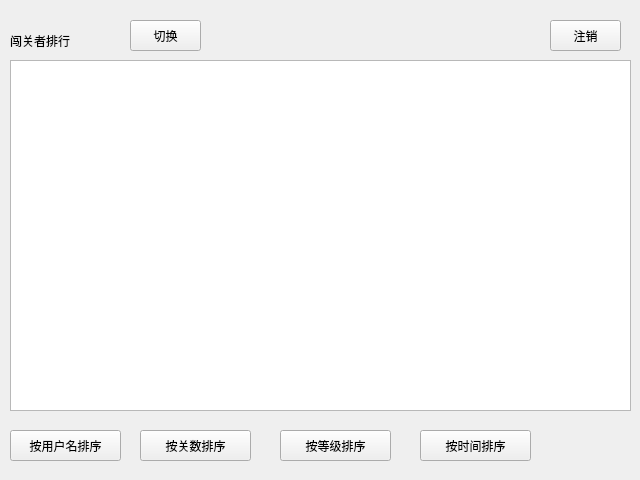
yizhilll/WordBattle, file rankwindow.ui: the form before one commit.
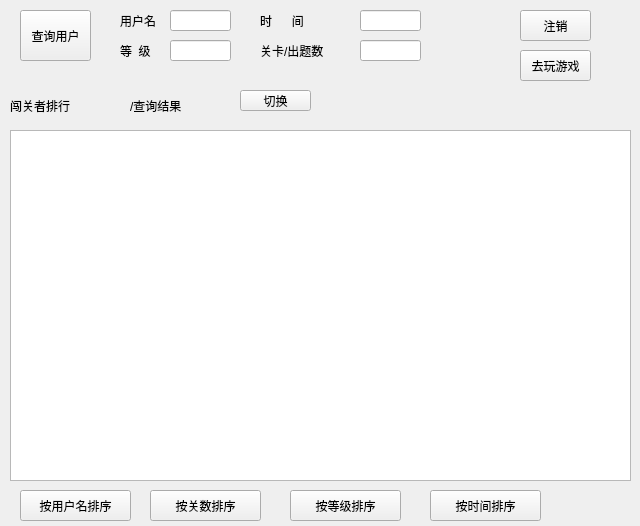
The form after the commit.

The edit to the form file:
```diff
--- a/rankwindow.ui
+++ b/rankwindow.ui
@@ -7,7 +7,7 @@
     <x>0</x>
     <y>0</y>
     <width>640</width>
-    <height>480</height>
+    <height>526</height>
    </rect>
   </property>
   <property name="windowTitle">
@@ -17,7 +17,7 @@
    <property name="geometry">
     <rect>
      <x>10</x>
-     <y>60</y>
+     <y>130</y>
      <width>621</width>
      <height>351</height>
     </rect>
@@ -27,9 +27,9 @@
    <property name="geometry">
     <rect>
      <x>10</x>
-     <y>20</y>
+     <y>90</y>
      <width>141</width>
-     <height>41</height>
+     <height>31</height>
     </rect>
    </property>
    <property name="styleSheet">
@@ -42,10 +42,10 @@
   <widget class="QPushButton" name="Button_switch">
    <property name="geometry">
     <rect>
-     <x>130</x>
-     <y>20</y>
+     <x>240</x>
+     <y>90</y>
      <width>71</width>
-     <height>31</height>
+     <height>21</height>
     </rect>
    </property>
    <property name="text">
@@ -55,8 +55,8 @@
   <widget class="QPushButton" name="Button_logout">
    <property name="geometry">
     <rect>
-     <x>550</x>
-     <y>20</y>
+     <x>520</x>
+     <y>10</y>
      <width>71</width>
      <height>31</height>
     </rect>
@@ -68,8 +68,8 @@
   <widget class="QPushButton" name="BS_u">
    <property name="geometry">
     <rect>
-     <x>10</x>
-     <y>430</y>
+     <x>20</x>
+     <y>490</y>
      <width>111</width>
      <height>31</height>
     </rect>
@@ -81,8 +81,8 @@
   <widget class="QPushButton" name="BS_s">
    <property name="geometry">
     <rect>
-     <x>140</x>
-     <y>430</y>
+     <x>150</x>
+     <y>490</y>
      <width>111</width>
      <height>31</height>
     </rect>
@@ -94,8 +94,8 @@
   <widget class="QPushButton" name="BS_l">
    <property name="geometry">
     <rect>
-     <x>280</x>
-     <y>430</y>
+     <x>290</x>
+     <y>490</y>
      <width>111</width>
      <height>31</height>
     </rect>
@@ -107,8 +107,8 @@
   <widget class="QPushButton" name="BS_t">
    <property name="geometry">
     <rect>
-     <x>420</x>
-     <y>430</y>
+     <x>430</x>
+     <y>490</y>
      <width>111</width>
      <height>31</height>
     </rect>
@@ -117,6 +117,140 @@
     <string>按时间排序</string>
    </property>
   </widget>
+  <widget class="QPushButton" name="Button_game">
+   <property name="geometry">
+    <rect>
+     <x>520</x>
+     <y>50</y>
+     <width>71</width>
+     <height>31</height>
+    </rect>
+   </property>
+   <property name="text">
+    <string>去玩游戏</string>
+   </property>
+  </widget>
+  <widget class="QPushButton" name="Button_check">
+   <property name="geometry">
+    <rect>
+     <x>20</x>
+     <y>10</y>
+     <width>71</width>
+     <height>51</height>
+    </rect>
+   </property>
+   <property name="text">
+    <string>查询用户</string>
+   </property>
+  </widget>
+  <widget class="QLabel" name="label_rank_2">
+   <property name="geometry">
+    <rect>
+     <x>130</x>
+     <y>90</y>
+     <width>121</width>
+     <height>31</height>
+    </rect>
+   </property>
+   <property name="styleSheet">
+    <string notr="true">font: 14pt &quot;Adobe Devanagari&quot;;</string>
+   </property>
+   <property name="text">
+    <string>/查询结果</string>
+   </property>
+  </widget>
+  <widget class="QLabel" name="label">
+   <property name="geometry">
+    <rect>
+     <x>120</x>
+     <y>10</y>
+     <width>51</width>
+     <height>21</height>
+    </rect>
+   </property>
+   <property name="text">
+    <string>用户名</string>
+   </property>
+  </widget>
+  <widget class="QLineEdit" name="lineEdit_u">
+   <property name="geometry">
+    <rect>
+     <x>170</x>
+     <y>10</y>
+     <width>61</width>
+     <height>21</height>
+    </rect>
+   </property>
+  </widget>
+  <widget class="QLineEdit" name="lineEdit_l">
+   <property name="geometry">
+    <rect>
+     <x>170</x>
+     <y>40</y>
+     <width>61</width>
+     <height>21</height>
+    </rect>
+   </property>
+  </widget>
+  <widget class="QLabel" name="label_2">
+   <property name="geometry">
+    <rect>
+     <x>120</x>
+     <y>40</y>
+     <width>51</width>
+     <height>21</height>
+    </rect>
+   </property>
+   <property name="text">
+    <string>等  级</string>
+   </property>
+  </widget>
+  <widget class="QLineEdit" name="lineEdit_t">
+   <property name="geometry">
+    <rect>
+     <x>360</x>
+     <y>10</y>
+     <width>61</width>
+     <height>21</height>
+    </rect>
+   </property>
+  </widget>
+  <widget class="QLabel" name="label_3">
+   <property name="geometry">
+    <rect>
+     <x>260</x>
+     <y>10</y>
+     <width>81</width>
+     <height>21</height>
+    </rect>
+   </property>
+   <property name="text">
+    <string>时      间</string>
+   </property>
+  </widget>
+  <widget class="QLineEdit" name="lineEdit_s">
+   <property name="geometry">
+    <rect>
+     <x>360</x>
+     <y>40</y>
+     <width>61</width>
+     <height>21</height>
+    </rect>
+   </property>
+  </widget>
+  <widget class="QLabel" name="label_4">
+   <property name="geometry">
+    <rect>
+     <x>260</x>
+     <y>40</y>
+     <width>91</width>
+     <height>21</height>
+    </rect>
+   </property>
+   <property name="text">
+    <string>关卡/出题数</string>
+   </property>
+  </widget>
  </widget>
  <resources/>
  <connections/>
```
